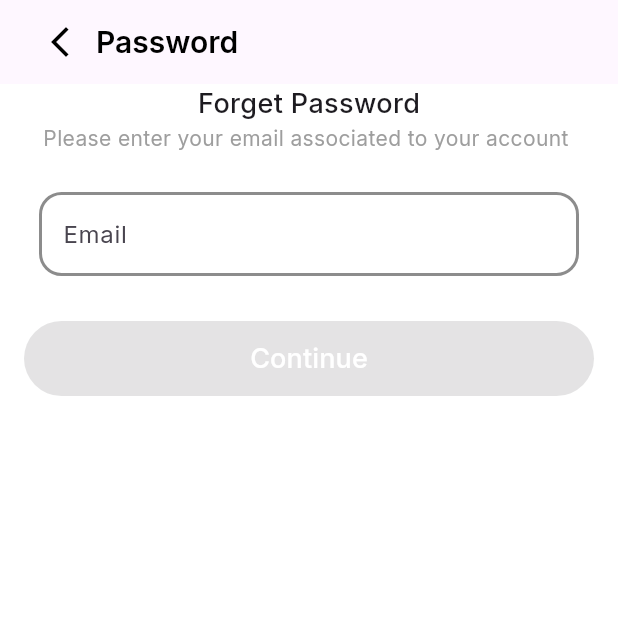
After one commit to kerols20/Exam_c3, a Flutter app: the ForgetPassword screen opened directly, on a phone screen of 412 x 824 dp, the top half of it. The commit adds this screen. Run offline on Flutter 3.47's test engine with Material 3 defaults, Android fonts, the phone set to English and light mode, and no system bars; our stand-ins replace dio, flutter_screenutil, flutter_secure_storage, get_it, google_fonts, injectable and 1 more; accounts and stored records are empty; generated files the repository leaves out were written again.

Commit message:
feat: Implement Forget Password functionality
- Added `ForgetPassword` screen with UI for email input.
- Created `ForgotPasswordRequest` model for API request.
- Implemented `ForgotPasswordRemoteDataSource` and its `Impl` to handle API calls.
- Created `ForgotPasswordRepoImpl` to manage data logic.
- Added `ForgotPasswordUseCase` for business logic.
- Updated `ViewModel` to include `forgotPasswordSendCode` method.
- Added routing for `ForgetPassword` screen.
- Updated `ApiClient` to include `forgotPassword` method.
- Added "Forget password?" link in `SignInView` to navigate to `ForgetPassword` screen.
- Configured dependency injection for new `ForgotPassword` related classes.

```diff
--- /dev/null
+++ b/lib/Data/Data_Source/ForgotPasswordRemoteDataSource.dart
@@ -0,0 +1,6 @@
+
+import '../../api/Request/ForgotPasswordRequest.dart';
+
+abstract class ForgotPasswordRemoteDataSource {
+  Future<void> forgotPasswordSendCode(ForgotPasswordRequest request);
+}
--- /dev/null
+++ b/lib/api/Request/ForgotPasswordRequest.dart
@@ -0,0 +1,21 @@
+
+import 'package:json_annotation/json_annotation.dart';
+
+part 'ForgotPasswordRequest.g.dart';
+@JsonSerializable()
+class ForgotPasswordRequest {
+  @JsonKey(name: "email")
+  final String? email;
+
+  ForgotPasswordRequest ({
+    this.email,
+  });
+
+  factory ForgotPasswordRequest.fromJson(Map<String, dynamic> json) {
+    return _$ForgotPasswordRequestFromJson(json);
+  }
+
+  Map<String, dynamic> toJson() {
+    return _$ForgotPasswordRequestToJson(this);
+  }
+}
--- a/lib/api/api_clint/Api_Clint.dart
+++ b/lib/api/api_clint/Api_Clint.dart
@@ -3,6 +3,7 @@ import 'package:project_one_c3_team/api/Request/sign_in_request.dart';
 import 'package:retrofit/retrofit.dart';
 import 'package:dio/dio.dart';
 
+import '../Request/ForgotPasswordRequest.dart';
 import '../Request/Request.dart';
 import '../response/sign_in_response.dart';
 part 'Api_Clint.g.dart';
@@ -15,4 +16,8 @@ abstract class ApiClient {
 
  @POST("v1/auth/signIn")
   Future<Sign_in_response> signIn(@Body() SignInRequest request);
+
+
+@POST("v1/auth/forgotPassword")
+  Future<void> forgotPassword(@Body() ForgotPasswordRequest request);
 }
--- a/lib/core/Routs/App_Routs_names.dart
+++ b/lib/core/Routs/App_Routs_names.dart
@@ -2,5 +2,6 @@ class App_Routs_names{
   static const String signUpScreen = "/signup";
   static const String signInScreen = "/signin";
   static const String homeScreen = "/home";
+  static const String forgetPasswordScreen = "/forgetPassword";
 
 }
--- /dev/null
+++ b/lib/domin/UsaCase/ForgotPasswordUseCase.dart
@@ -0,0 +1,13 @@
+import 'package:injectable/injectable.dart';
+
+import '../../api/Request/ForgotPasswordRequest.dart';
+import '../repositries/forgot_password_reposetories.dart';
+
+@injectable
+class ForgotPasswordUseCase {
+  final ForgotPasswordReposetories _forgotPasswordReposetories;
+  ForgotPasswordUseCase(this._forgotPasswordReposetories);
+  Future<void> forgotPasswordSendCode(ForgotPasswordRequest request) {
+    return _forgotPasswordReposetories.forgotPasswordSendCode(request);
+  }
+}
--- /dev/null
+++ b/lib/domin/repositries/forgot_password_reposetories.dart
@@ -0,0 +1,5 @@
+import 'package:project_one_c3_team/api/Request/ForgotPasswordRequest.dart';
+
+abstract class ForgotPasswordReposetories {
+  Future<void> forgotPasswordSendCode(ForgotPasswordRequest request);
+}
--- /dev/null
+++ b/lib/presentation/views/auth/Forget_Password/Forget_Password.dart
@@ -0,0 +1,152 @@
+import 'package:flutter/cupertino.dart';
+import 'package:flutter/material.dart';
+import 'package:flutter_secure_storage/flutter_secure_storage.dart';
+import 'package:project_one_c3_team/api/Request/sign_in_request.dart';
+import 'package:project_one_c3_team/core/Routs/App_Routs_names.dart';
+import 'package:project_one_c3_team/di/di.dart';
+import 'package:project_one_c3_team/presentation/widget/custom_Button.dart';
+import 'package:dio/dio.dart';
+import 'package:project_one_c3_team/viweModel/viweModel.dart';
+
+import '../../../../api/Request/ForgotPasswordRequest.dart';
+import '../../../../api/response/sign_in_response.dart';
+
+class ForgetPassword extends StatefulWidget {
+  ForgetPassword({super.key});
+
+  @override
+  State<ForgetPassword> createState() => _ForgetPasswordState();
+  final FlutterSecureStorage secureStorage = FlutterSecureStorage();
+}
+
+class _ForgetPasswordState extends State<ForgetPassword> {
+  void initState() {
+    super.initState();
+  }
+
+  final _formKey = GlobalKey<FormState>();
+  bool isValid = false;
+  final ViewModel _viewModel = getIt.get<ViewModel>();
+
+  final emailController = TextEditingController();
+
+  GlobalKey<FormState> formkey = GlobalKey();
+
+  @override
+  Widget build(BuildContext context) {
+    return Scaffold(
+      backgroundColor: Colors.white,
+      appBar: AppBar(
+        automaticallyImplyLeading: false,
+        title: Row(
+          children: [
+            IconButton(
+              icon: Icon(Icons.arrow_back_ios_new, color: Colors.black),
+              onPressed: () => Navigator.pop(context),
+            ),
+            const Text(
+              "Password",
+              style: TextStyle(
+                color: Colors.black,
+                fontWeight: FontWeight.w600,
+                fontSize: 20,
+              ),
+            ),
+          ],
+        ),
+        centerTitle: false,
+      ),
+      body: Column(
+        children: [
+          Text(
+            "Forget Password",
+            style: TextStyle(fontSize: 18, fontWeight: FontWeight.w500),
+          ),
+          Text(
+            "Please enter your email associated to your account ",
+            style: TextStyle(
+              fontSize: 14,
+              color: Colors.grey,
+              fontWeight: FontWeight.w400,
+            ),
+          ),
+          Form(
+            key: _formKey,
+            child: SingleChildScrollView(
+              padding: const EdgeInsets.all(16),
+              child: Column(
+                crossAxisAlignment: CrossAxisAlignment.end,
+                children: [
+                  CustomFormField(
+                    controller: emailController,
+                    labelText: "Email",
+                    hintText: "Enter your email",
+                    validator: (val) => val == null || val.isEmpty
+                        ? 'Required'
+                        : !RegExp(
+                            r'^[\w-\.]+@([\w-]+\.)+[\w-]{2,4}$',
+                          ).hasMatch(val)
+                        ? 'Invalid email'
+                        : null,
+                    onChanged: (_) => _updateFormValidity(),
+                  ),
+
+
+                  const SizedBox(height: 20),
+                  SizedBox(
+                    width: double.infinity,
+                    height: 50,
+                    child: ElevatedButton(
+                      onPressed: isValid ? _onSignUpPressed : null,
+                      style: ElevatedButton.styleFrom(
+                        backgroundColor: isValid ? Colors.blue : Colors.grey,
+                        shape: RoundedRectangleBorder(
+                          borderRadius: BorderRadius.circular(25),
+                        ),
+                      ),
+                      child: const Text(
+                        "Continue",
+                        style: TextStyle(color: Colors.white, fontSize: 18),
+                      ),
+                    ),
+                  ),
+                  const SizedBox(height: 20),
+                ],
+              ),
+            ),
+          ),
+        ],
+      ),
+    );
+  }
+
+  void _updateFormValidity() {
+    setState(() {
+      isValid = _formKey.currentState?.validate() ?? false;
+    });
+  }
+
+  void _onSignUpPressed() async {
+    if (!_formKey.currentState!.validate()) return;
+    final request =   ForgotPasswordRequest(
+      email: emailController.text.trim(),
+    );
+    try {
+       await _viewModel.forgotPasswordSendCode(request);
+
+      if (!mounted) return;
+      ScaffoldMessenger.of(
+        context,
+      ).showSnackBar(SnackBar(content: Text("Sign in successful,")));
+      // Navigator.pushNamed(context, App_Routs_names.homeScreen);
+    } catch (error) {
+      if (error is DioException) {
+        print("❌ Dio Error: ${error.response?.data}");
+        print("📦 Request: ${error.requestOptions.data}");
+        print("📤 Headers: ${error.requestOptions.headers}");
+      } else {
+        print("⚠️ Unknown Error: $error");
+      }
+    }
+  }
+}
--- a/lib/viweModel/viweModel.dart
+++ b/lib/viweModel/viweModel.dart
@@ -1,5 +1,7 @@
 import 'package:injectable/injectable.dart';
+import 'package:project_one_c3_team/api/Request/ForgotPasswordRequest.dart';
 import 'package:project_one_c3_team/api/Request/sign_in_request.dart';
+import 'package:project_one_c3_team/domin/UsaCase/ForgotPasswordUseCase.dart';
 import 'package:project_one_c3_team/domin/UsaCase/SignInUseCase.dart';
 
 import '../api/Request/Request.dart';
@@ -7,12 +9,17 @@ import '../api/response/sign_in_response.dart';
 import '../domin/UsaCase/SignUp_UsaCase.dart';
 
 @injectable
-class ViewModel{
+class ViewModel {
   SignUp_UsaCase _case;
+  ForgotPasswordUseCase _forgotPasswordUseCase;
   SignInUseCase _signInUseCase;
-  ViewModel(this._case,this._signInUseCase);
-  Future<void> signUp(SignUpRequest request){
+  ViewModel(this._case, this._signInUseCase, this._forgotPasswordUseCase);
+  Future<void> signUp(SignUpRequest request) {
     return _case.signUp(request);
+  }
+
+  Future<void> forgotPasswordSendCode(ForgotPasswordRequest request) {
+    return _forgotPasswordUseCase.forgotPasswordSendCode(request);
   }
 
   Future<Sign_in_response> signIn(SignInRequest request) {
```
Also changed, not shown: lib/Data/repositries_Imp/ForgotPasswordRepoImpl.dart (added, +18 -0 lines), lib/api/Data_Source_Imp/ForgotPasswordRemoteDataSourceImpl.dart (added, +16 -0 lines), lib/core/Routs/App_Routs_page.dart (+7 -4 lines), lib/presentation/views/auth/sign_in_view.dart (+37 -21 lines), lib/api/api_clint/Api_Clint.g.dart, lib/di/di.config.dart.
